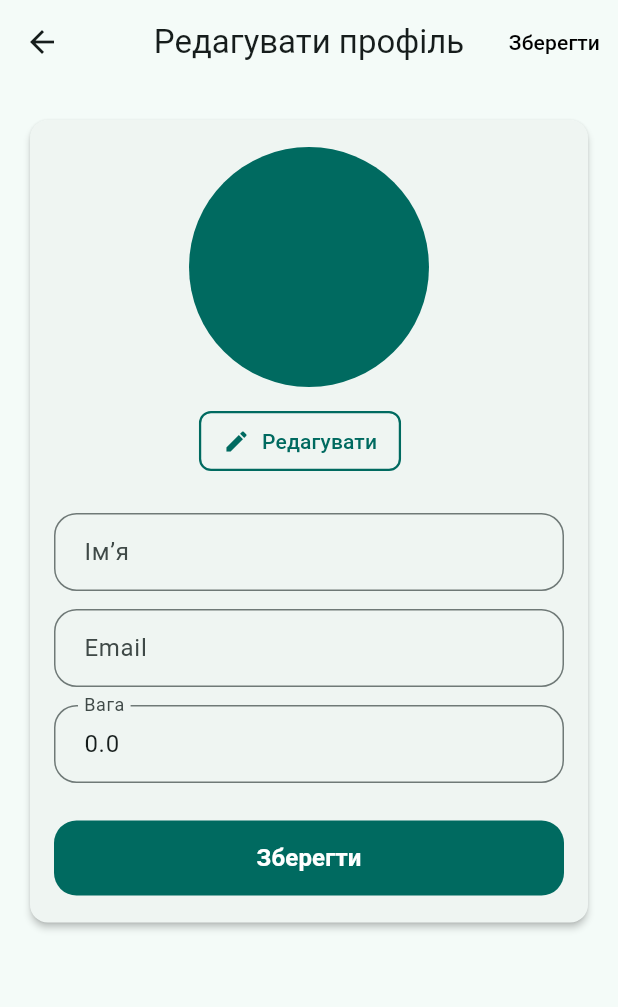
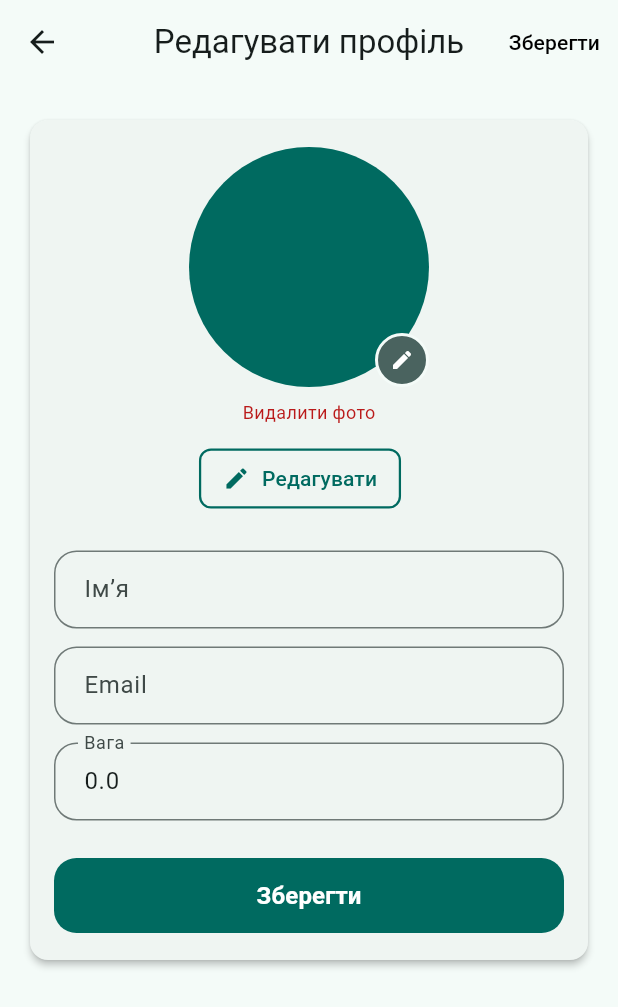
Before and after one commit to MykhailoZaichenko/gym_tracker_app, a Flutter app: the EditProfilePage screen opened directly with empty values, on a phone screen of 412 x 824 dp. Shown: the top 1007 px of the screen. Run offline on Flutter 3.47's test engine with Material 3 defaults, Android fonts, the phone set to English and light mode, and no system bars; our stand-ins replace cloud_firestore, firebase_auth, firebase_core, fl_chart, google_fonts, google_sign_in and 5 more; accounts and stored records are empty; generated files the repository leaves out were written again.

Commit message:
solve google sign in problem. Add google avatar whan sing in throught google. Added email verification.

```diff
--- a/lib/features/auth/pages/login_page.dart
+++ b/lib/features/auth/pages/login_page.dart
@@ -300,7 +300,7 @@ class _LoginPageState extends State<LoginPage> {
                           // Якщо у вас немає картинки, використовуйте Icon(Icons.login) тимчасово
                           // Краще: Image.asset('assets/images/google_logo.png', height: 24),
                           icon: const Icon(Icons.g_mobiledata, size: 32),
-                          label: const Text('Увійти через Google'),
+                          label: const Text('Google'),
                           style: OutlinedButton.styleFrom(
                             padding: const EdgeInsets.symmetric(vertical: 12),
                             side: BorderSide(
--- a/lib/widget/common/avatar_widget.dart
+++ b/lib/widget/common/avatar_widget.dart
@@ -22,23 +22,85 @@ class AvatarWidget extends StatelessWidget {
     final theme = Theme.of(context);
     final initial = name.isNotEmpty ? name[0].toUpperCase() : '';
 
-    Widget avatarCircle() {
+    ImageProvider? getImageProvider() {
       if (avatarPath != null && avatarPath!.isNotEmpty) {
+        // 1. Перевірка на URL (Google Photo)
+        if (avatarPath!.startsWith('http')) {
+          return NetworkImage(avatarPath!);
+        }
+
+        // 2. Перевірка на локальний файл
         final file = File(avatarPath!);
         if (file.existsSync()) {
-          return CircleAvatar(radius: radius, backgroundImage: FileImage(file));
+          return FileImage(file);
         }
       }
-      return CircleAvatar(
-        radius: radius,
-        backgroundColor: theme.colorScheme.primary,
-        child: Text(
-          initial,
-          style: TextStyle(color: Colors.white, fontSize: radius * 0.6),
-        ),
-      );
+      return null;
     }
 
-    return Column(children: [avatarCircle()]);
+    final imageProvider = getImageProvider();
+
+    return Column(
+      children: [
+        Stack(
+          children: [
+            CircleAvatar(
+              radius: radius,
+              backgroundColor: theme.colorScheme.primary,
+              backgroundImage: imageProvider,
+              child: imageProvider == null
+                  ? Text(
+                      initial,
+                      style: TextStyle(
+                        color: Colors.white,
+                        fontSize: radius * 0.8, // Трохи збільшив шрифт
+                        fontWeight: FontWeight.bold,
+                      ),
+                    )
+                  : null,
+            ),
+
+            // Кнопка редагування (якщо передана)
+            if (onEditPressed != null)
+              Positioned(
+                bottom: 0,
+                right: 0,
+                child: InkWell(
+                  onTap: onEditPressed,
+                  child: Container(
+                    padding: const EdgeInsets.all(8),
+                    decoration: BoxDecoration(
+                      color: theme.colorScheme.secondary,
+                      shape: BoxShape.circle,
+                      border: Border.all(
+                        color: theme.scaffoldBackgroundColor,
+                        width: 2,
+                      ),
+                    ),
+                    child: const Icon(
+                      Icons.edit,
+                      size: 16,
+                      color: Colors.white,
+                    ),
+                  ),
+                ),
+              ),
+          ],
+        ),
+
+        // Кнопка видалення (якщо передана і є аватар)
+        if (onDeletePressed != null && avatarPath != null)
+          Padding(
+            padding: const EdgeInsets.only(top: 8.0),
+            child: InkWell(
+              onTap: onDeletePressed,
+              child: Text(
+                'Видалити фото', // Можна локалізувати
+                style: TextStyle(color: theme.colorScheme.error, fontSize: 12),
+              ),
+            ),
+          ),
+      ],
+    );
   }
 }
```
Also changed, not shown: lib/app.dart (+13 -4 lines), lib/features/auth/pages/register_page.dart (+20 -2 lines), lib/features/auth/pages/verify_email_page.dart (added, +106 -0 lines), lib/services/auth_service.dart (+22 -1 lines), 1 other file.
